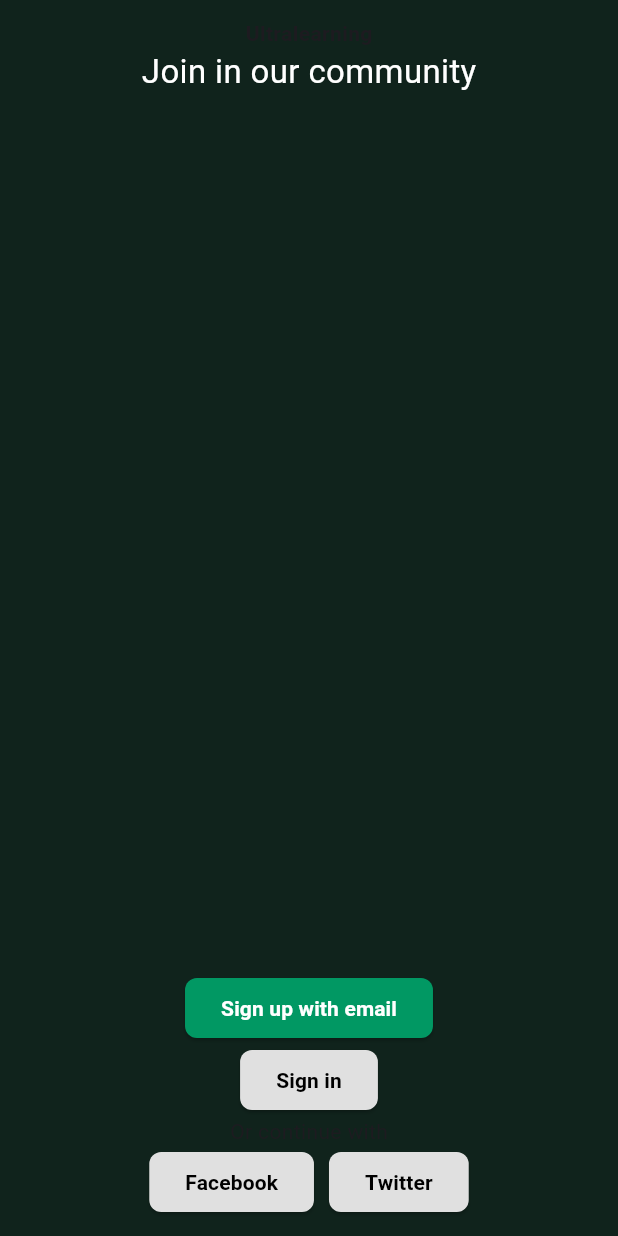
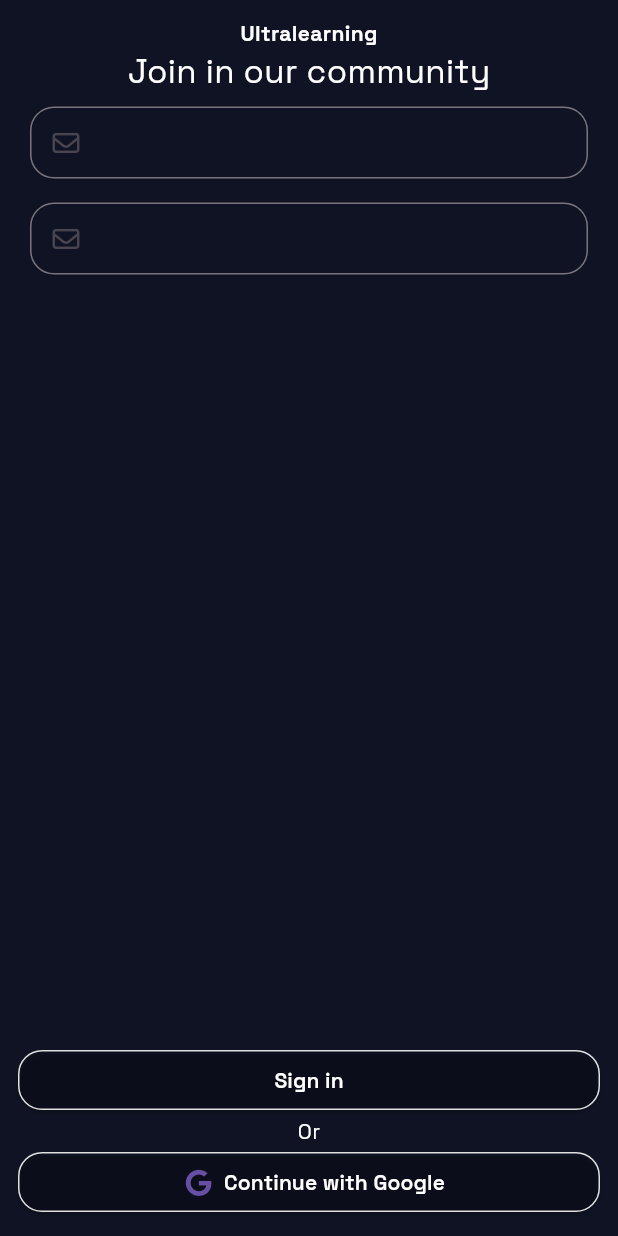
Before and after one commit to CtrlAltDevs/SkillForge, a Flutter app: the screen it shows after launch, on a phone screen of 412 x 824 dp. Run offline on Flutter 3.47's test engine with Material 3 defaults, Android fonts, the phone set to English and light mode, and no system bars; our stand-ins replace firebase_core, font_awesome_flutter, iconsax_flutter; accounts and stored records are empty; Roboto replaces fonts that are missing (SpaceGrotesk-Regular).

Commit message:
feat: updating UI of some components, adding new icons libraries and changing color theme of application

```diff
--- a/lib/pages/login/login_screen.dart
+++ b/lib/pages/login/login_screen.dart
@@ -1,7 +1,9 @@
 import 'package:flutter/material.dart';
-import 'package:skillforge/pages/home_screen.dart';
+import 'package:font_awesome_flutter/font_awesome_flutter.dart';
+import 'package:iconsax_flutter/iconsax_flutter.dart';
 import 'package:skillforge/utils/app_colors.dart';
-import 'package:skillforge/widgets/grey_button.dart';
+import 'package:skillforge/widgets/custom_button.dart';
+import 'package:skillforge/widgets/custom_text_form_field.dart';
 
 class LoginScreen extends StatefulWidget {
   const LoginScreen({super.key});
@@ -14,7 +16,7 @@
   @override
   Widget build(BuildContext context) {
     return Scaffold(
-      backgroundColor: AppColors.backgroundGreen,
+      backgroundColor: AppColors.background,
       body: SafeArea(
         child: Padding(
           padding: const EdgeInsets.all(12.0),
@@ -22,40 +24,37 @@
             children: [
               Text(
                 "Ultralearning",
-                style: TextStyle(fontWeight: FontWeight.bold),
+                style: TextStyle(
+                  fontWeight: FontWeight.bold,
+                  color: Colors.white,
+                ),
               ),
               Text(
                 "Join in our community",
                 style: TextStyle(fontSize: 22.0, color: Colors.white),
               ),
+              Padding(
+                padding: const EdgeInsets.all(8.0),
+                child: CustomTextFormField(),
+              ),
+              Padding(
+                padding: const EdgeInsets.all(8.0),
+                child: CustomTextFormField(),
+              ),
               Spacer(),
-              GreyButton(
+              CustomButton(
                 onPressed: () {},
-                name: 'Sign up with email',
-                color: AppColors.mainGreen,
+                name: 'Sign in',
+                color: AppColors.blueGrey,
                 textColor: Colors.white,
               ),
-              GreyButton(
-                onPressed: () {
-                  Navigator.push(
-                    context,
-                    MaterialPageRoute(
-                      builder: (context) {
-                        return MyHomePage();
-                      },
-                    ),
-                  );
-                },
-                name: 'Sign in',
-              ),
-              Text("Or continue with"),
-              Row(
-                mainAxisAlignment: MainAxisAlignment.center,
-                children: [
-                  GreyButton(onPressed: () {}, name: 'Facebook'),
-                  SizedBox(width: 10),
-                  GreyButton(onPressed: () {}, name: 'Twitter'),
-                ],
+              Text("Or", style: TextStyle(color: Colors.white)),
+              CustomButton(
+                onPressed: () {},
+                name: 'Continue with Google',
+                color: AppColors.blueGrey,
+                textColor: Colors.white,
+                iconData: FontAwesomeIcons.google,
               ),
             ],
           ),
--- a/lib/pages/profile/profile_screen.dart
+++ b/lib/pages/profile/profile_screen.dart
@@ -1,5 +1,5 @@
 import 'package:flutter/material.dart';
-import 'package:skillforge/widgets/grey_button.dart';
+import 'package:skillforge/widgets/custom_button.dart';
 
 class ProfileScreen extends StatefulWidget {
   const ProfileScreen({super.key});
@@ -35,7 +35,7 @@
           ),
           Text("Teste 01"),
           Text("Ultra-learner"),
-          GreyButton(onPressed: () {}, name: "Edit profile"),
+          CustomButton(onPressed: () {}, name: "Edit profile"),
           Flexible(
             child: GridView.builder(
               itemCount: listProjects.length,
--- a/lib/utils/app_colors.dart
+++ b/lib/utils/app_colors.dart
@@ -2,6 +2,7 @@
 
 class AppColors {
   static Color mainGreen = Color(0xff019863);
-  static Color backgroundGreen = Color(0xff10231C);
-  static Color buttonGreen = Color(0xff214A3C);
+  static Color background = Color(0xff101323);
+  static Color buttonGreen = Color(0xff607AFB);
+  static Color blueGrey = Color(0xff21284A);
 }
--- a/lib/utils/app_theme.dart
+++ b/lib/utils/app_theme.dart
@@ -1,7 +1,7 @@
 import 'package:flutter/material.dart';
 
 class AppTheme {
-  static const String fontFamily = 'SpaceGrotesk-Regular';
+  static const String fontFamily = 'SpaceGrotesk';
 
   static ThemeData lightTheme() {
     return ThemeData(
--- /dev/null
+++ b/lib/widgets/custom_button.dart
@@ -0,0 +1,61 @@
+import 'package:flutter/material.dart';
+
+class CustomButton extends StatefulWidget {
+  final VoidCallback onPressed;
+  final String name;
+  final Color? color;
+  final Color? textColor;
+  final double? width;
+  final IconData? iconData;
+
+  const CustomButton({
+    super.key,
+    required this.onPressed,
+    required this.name,
+    this.color,
+    this.textColor,
+    this.width,
+    this.iconData,
+  });
+
+  @override
+  State<CustomButton> createState() => _CustomButtonState();
+}
+
+class _CustomButtonState extends State<CustomButton> {
+  @override
+  Widget build(BuildContext context) {
+    return SizedBox(
+      width: widget.width ?? MediaQuery.sizeOf(context).width,
+      child: ElevatedButton(
+        onPressed: widget.onPressed,
+
+        style: ElevatedButton.styleFrom(
+          backgroundColor: Colors.transparent,
+          shape: RoundedRectangleBorder(
+            borderRadius: BorderRadius.circular(16.0),
+            side: BorderSide(color: Colors.grey[300]!),
+          ),
+        ),
+        child: Row(
+          mainAxisAlignment: MainAxisAlignment.center,
+          children: [
+            widget.iconData != null
+                ? Padding(
+                    padding: const EdgeInsets.all(8.0),
+                    child: Icon(widget.iconData),
+                  )
+                : SizedBox.shrink(),
+            Text(
+              widget.name,
+              style: TextStyle(
+                color: widget.textColor ?? Colors.black,
+                fontWeight: FontWeight.w600,
+              ),
+            ),
+          ],
+        ),
+      ),
+    );
+  }
+}
--- /dev/null
+++ b/lib/widgets/custom_text_form_field.dart
@@ -0,0 +1,23 @@
+import 'package:flutter/material.dart';
+import 'package:font_awesome_flutter/font_awesome_flutter.dart';
+import 'package:iconsax_flutter/iconsax_flutter.dart';
+
+class CustomTextFormField extends StatefulWidget {
+  const CustomTextFormField({super.key});
+
+  @override
+  State<CustomTextFormField> createState() => _CustomTextFormFieldState();
+}
+
+class _CustomTextFormFieldState extends State<CustomTextFormField> {
+  @override
+  Widget build(BuildContext context) {
+    return TextFormField(
+      decoration: InputDecoration(
+        isDense: true,
+        border: OutlineInputBorder(borderRadius: BorderRadius.circular(16.0)),
+        prefixIcon: Icon(FontAwesomeIcons.envelope),
+      ),
+    );
+  }
+}
--- a/lib/widgets/grey_button.dart
+++ /dev/null
@@ -1,38 +0,0 @@
-import 'package:flutter/material.dart';
-
-class GreyButton extends StatefulWidget {
-  final VoidCallback onPressed;
-  final String name;
-  final Color? color;
-  final Color? textColor;
-  const GreyButton({
-    super.key,
-    required this.onPressed,
-    required this.name,
-    this.color,
-    this.textColor,
-  });
-
-  @override
-  State<GreyButton> createState() => _GreyButtonState();
-}
-
-class _GreyButtonState extends State<GreyButton> {
-  @override
-  Widget build(BuildContext context) {
-    return ElevatedButton(
-      onPressed: widget.onPressed,
-      style: ElevatedButton.styleFrom(
-        backgroundColor: widget.color ?? Colors.grey[300],
-        shape: RoundedRectangleBorder(borderRadius: BorderRadius.circular(8.0)),
-      ),
-      child: Text(
-        widget.name,
-        style: TextStyle(
-          color: widget.textColor ?? Colors.black,
-          fontWeight: FontWeight.w600,
-        ),
-      ),
-    );
-  }
-}
```
Also changed, not shown: pubspec.yaml (+10 -10 lines), pubspec.lock.
